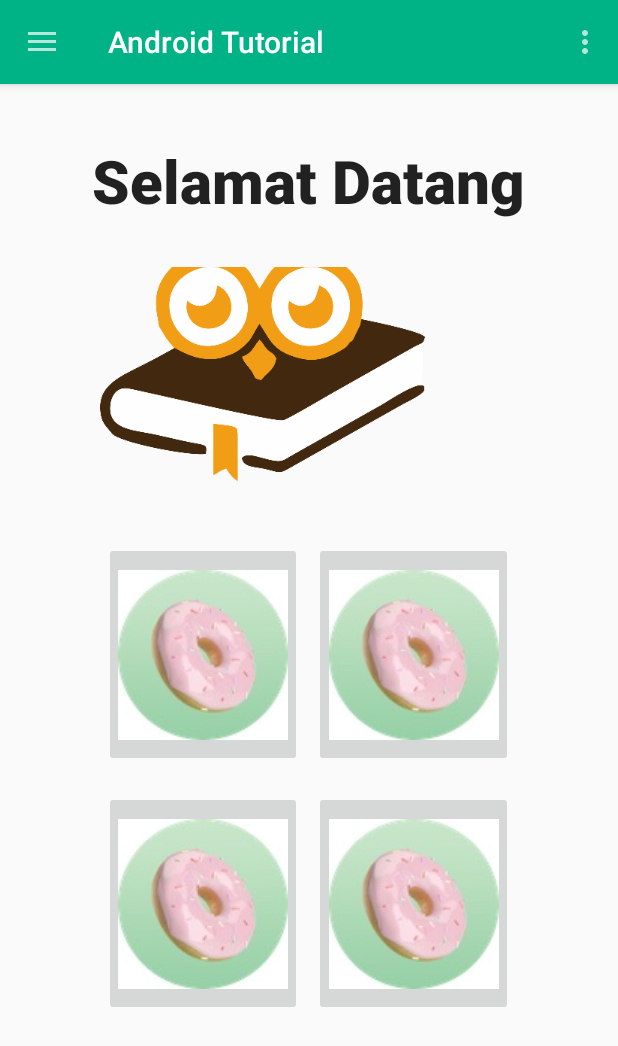
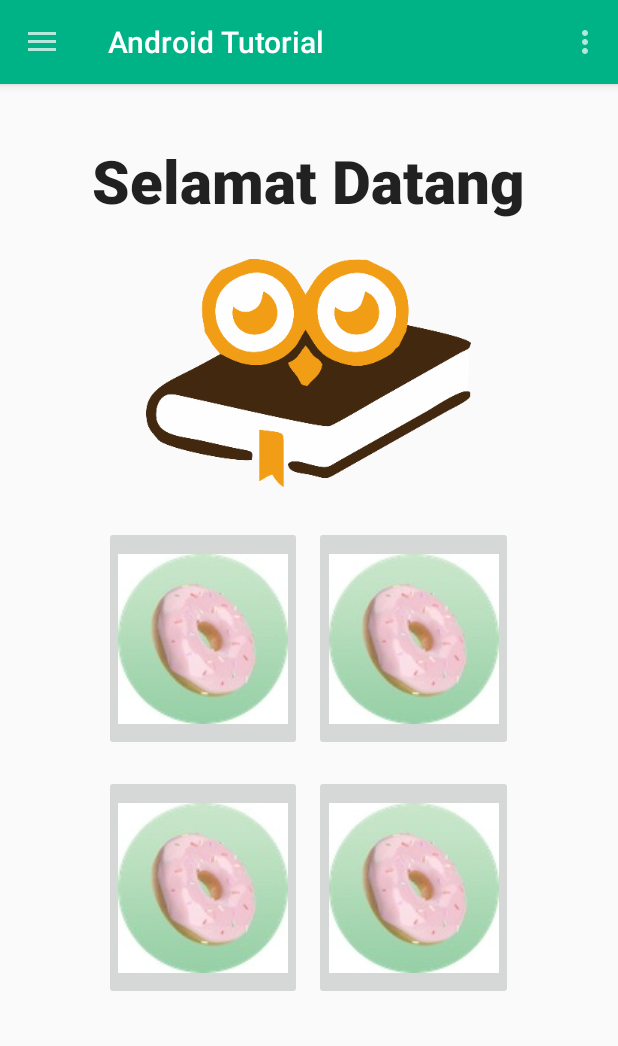
Before and after one commit to alfianhpratama/Android-Tutorial, an Android app: the MainActivity screen opened directly, with no data from a screen before it, on a phone screen of 412 x 824 dp. Shown: the top 1046 px of the screen. Run offline under Robolectric (Android 15) with nearby library versions, the phone set to English and light mode, and no system bars.

Commit message:
UX Update asd

```diff
--- a/app/src/main/java/alfianagramerry/mobpro/tugasbesar/androidtutorial/MainActivity.java
+++ b/app/src/main/java/alfianagramerry/mobpro/tugasbesar/androidtutorial/MainActivity.java
@@ -100,7 +100,7 @@ public class MainActivity extends AppCompatActivity implements NavigationView.On
                 fragment.setArguments(key);
                 callFragment(fragment);
                 break;
-/*
+
             case R.id.pelajaran21:
                 fragment = new LessonFragment();
                 key.putString("title",getResources().getString(R.string.judul4));
@@ -204,7 +204,7 @@ public class MainActivity extends AppCompatActivity implements NavigationView.On
                 key.putStringArray("data", getResources().getStringArray(R.array.judul_demo15));
                 fragment.setArguments(key);
                 callFragment(fragment);
-                break; */
+                break;
 
             case R.id.about:
                 fragment = new AboutUs();
--- a/app/src/main/res/layout/utama.xml
+++ b/app/src/main/res/layout/utama.xml
@@ -21,19 +21,13 @@
             android:textSize="40sp"
             android:textStyle="bold" />
 
-        <LinearLayout
-            android:layout_width="match_parent"
+        <ImageView
+            android:layout_width="wrap_content"
             android:layout_height="wrap_content"
-            android:orientation="horizontal"
-            android:padding="5dp">
+            android:layout_gravity="center"
+            android:layout_marginBottom="18dp"
+            android:background="@mipmap/logo" />
 
-            <ImageView
-                android:layout_width="wrap_content"
-                android:layout_height="wrap_content"
-                android:layout_gravity="center"
-                android:layout_marginBottom="18dp"
-                android:background="@mipmap/logo" />
-        </LinearLayout>
 
         <LinearLayout
             android:layout_width="match_parent"
--- a/app/src/main/res/layout/welcome_slide1.xml
+++ b/app/src/main/res/layout/welcome_slide1.xml
@@ -15,7 +15,7 @@
         <ImageView
             android:layout_width="@dimen/img_width_height"
             android:layout_height="@dimen/img_width_height"
-            app:srcCompat="@drawable/ic_about" />
+            app:srcCompat="@drawable/ic_slide1" />
 
         <TextView
             android:layout_width="wrap_content"
```
Also changed, not shown: app/src/main/res/values/strings.xml (+9 -8 lines), app/src/main/res/drawable-hdpi/ic_slide1.png (added), app/src/main/res/drawable-mdpi/ic_slide1.png (added), app/src/main/res/drawable-xhdpi/ic_slide1.png (added), app/src/main/res/drawable-xxhdpi/ic_slide1.png (added).
